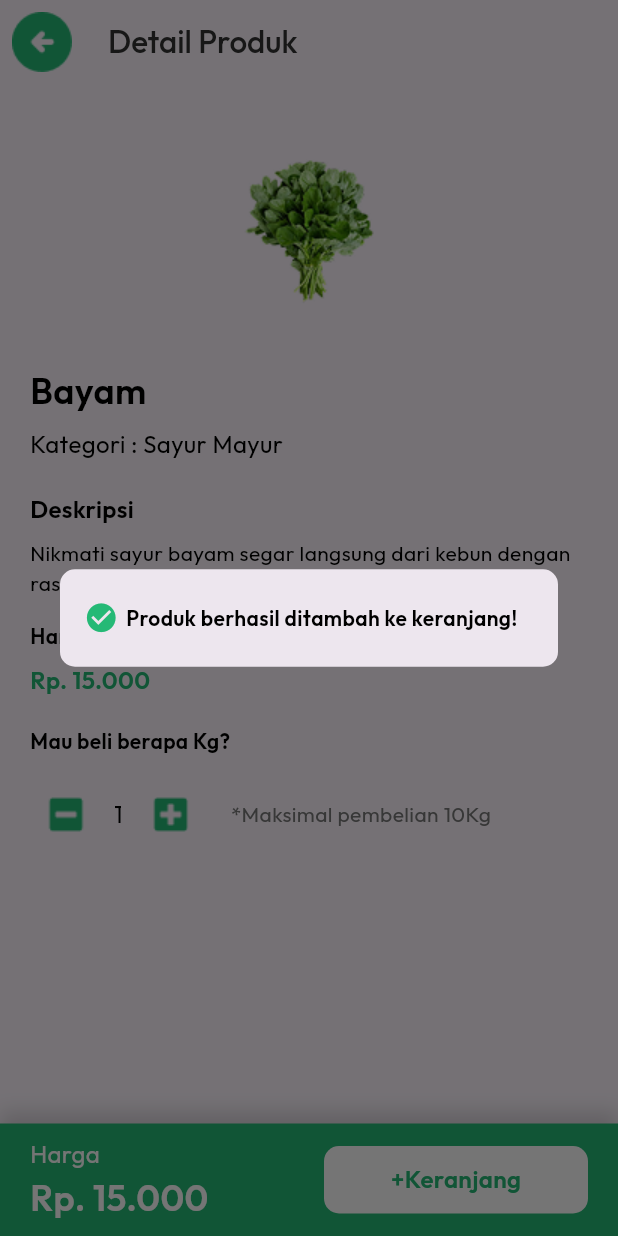
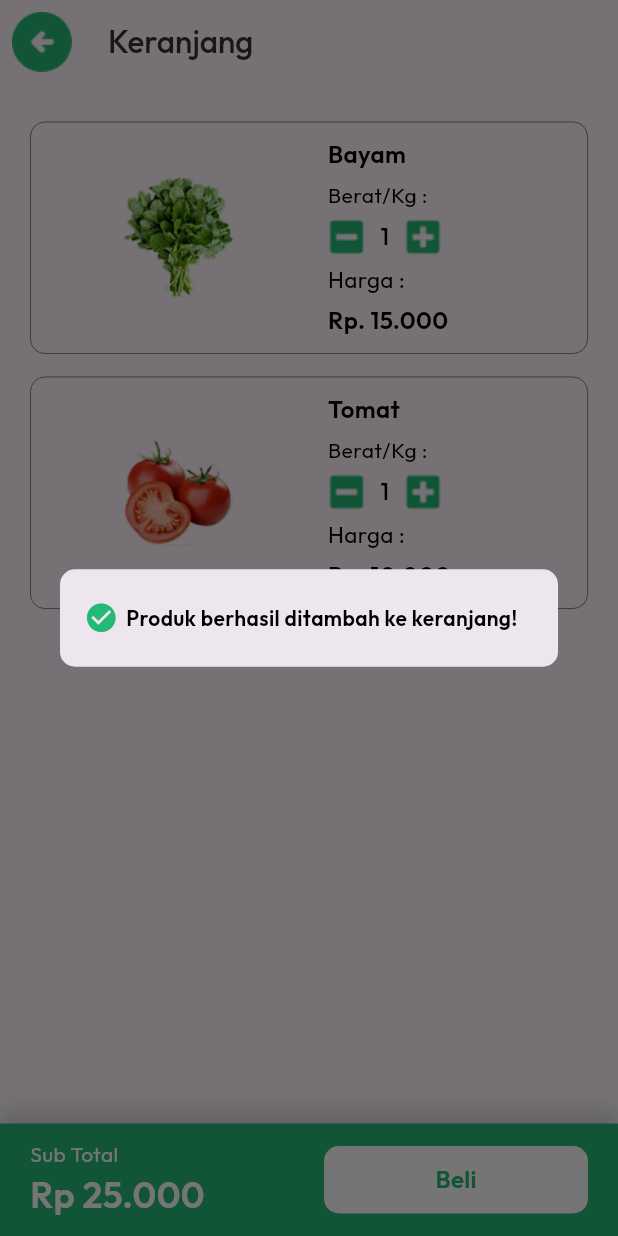
Before and after one commit to oydnn/sygara_app, a Flutter app: the DetailPage screen opened directly, after a tap on "+Keranjang", on a phone screen of 412 x 824 dp. Run offline on Flutter 3.47's test engine with Material 3 defaults, Android fonts, the phone set to English and light mode, and no system bars; our stand-ins replace google_fonts.

Commit message:
menambahkan halaman cart dan sukses

```diff
--- a/lib/main.dart
+++ b/lib/main.dart
@@ -1,9 +1,11 @@
 import 'package:flutter/material.dart';
+import 'package:sygara_app/screens/Cart/cart_page.dart';
 import 'package:sygara_app/screens/Home/category_buah.dart';
 import 'package:sygara_app/screens/Home/category_sayur.dart';
 import 'package:sygara_app/screens/Home/detail_page.dart';
 import 'package:sygara_app/screens/Home/home_screen.dart';
 import 'package:sygara_app/screens/Home/notifikasi_page.dart';
+import 'package:sygara_app/screens/Home/succes_page.dart';
 import 'package:sygara_app/screens/Home/widgets/search_bar.dart';
 import 'package:sygara_app/screens/login_page.dart';
 import 'package:sygara_app/screens/register_page.dart';
@@ -40,7 +42,7 @@
         // tested with just a hot reload.
         colorScheme: ColorScheme.fromSeed(seedColor: Colors.deepPurple),
       ),
-      home: DetailPage(),
+      home: SuccesPage(),
     );
   }
 }
--- /dev/null
+++ b/lib/screens/Cart/cart_page.dart
@@ -0,0 +1,104 @@
+import 'package:flutter/material.dart';
+import 'package:sygara_app/themes/themes.dart';
+import 'package:sygara_app/widgets/card_widget.dart';
+
+class CartPage extends StatelessWidget {
+  const CartPage({super.key});
+
+  @override
+  Widget build(BuildContext context) {
+    return Scaffold(
+      appBar: AppBar(
+        leading: IconButton(
+          onPressed: () {
+            Navigator.pop(context);
+          },
+          icon: Image.asset(
+            'assets/icon/ic-arrow-back.png',
+            width: 40,
+            height: 40,
+          ),
+        ),
+        title: Text('Keranjang', style: greyTextStyle),
+      ),
+      body: Padding(
+        padding: EdgeInsets.only(top: 25, left: 20, right: 20),
+        child: ListView(
+          children: [
+            CardWidget(
+              imageUrl: 'assets/img-bayam.png',
+              nama: 'Bayam',
+              totalHarga: 'Rp. 15.000',
+            ),
+            SizedBox(height: 15),
+            CardWidget(
+              imageUrl: 'assets/img-tomat.png',
+              nama: 'Tomat',
+              totalHarga: 'Rp. 10.000',
+            ),
+          ],
+        ),
+      ),
+      bottomNavigationBar: Container(
+        height: 75,
+        width: double.infinity,
+        decoration: BoxDecoration(
+          color: primaryColor,
+          boxShadow: [
+            BoxShadow(
+              color: blackColor.withAlpha((0.15 * 255).toInt()),
+              offset: Offset(0, -8),
+              blurRadius: 10,
+              spreadRadius: 0,
+            ),
+          ],
+        ),
+        child: Padding(
+          padding: const EdgeInsets.symmetric(horizontal: 20),
+          child: Row(
+            mainAxisAlignment: MainAxisAlignment.spaceBetween,
+            children: [
+              Column(
+                mainAxisSize: MainAxisSize.min,
+                crossAxisAlignment: CrossAxisAlignment.start,
+                children: [
+                  Text(
+                    'Sub Total',
+                    style: whiteTextStyle.copyWith(
+                      fontSize: 14,
+                      fontWeight: FontWeight.w400,
+                    ),
+                  ),
+                  Text(
+                    'Rp 25.000',
+                    style: whiteTextStyle.copyWith(
+                      fontSize: 24,
+                      fontWeight: FontWeight.w600,
+                    ),
+                  ),
+                ],
+              ),
+              Container(
+                width: 176,
+                height: 45,
+                decoration: BoxDecoration(
+                  color: whiteColor,
+                  borderRadius: BorderRadius.circular(10),
+                ),
+                child: Center(
+                  child: Text(
+                    'Beli',
+                    style: primaryTextStyle.copyWith(
+                      fontSize: 16,
+                      fontWeight: FontWeight.w600,
+                    ),
+                  ),
+                ),
+              ),
+            ],
+          ),
+        ),
+      ),
+    );
+  }
+}
--- a/lib/screens/Home/detail_page.dart
+++ b/lib/screens/Home/detail_page.dart
@@ -1,4 +1,5 @@
 import 'package:flutter/material.dart';
+import 'package:sygara_app/screens/Cart/cart_page.dart';
 import 'package:sygara_app/themes/themes.dart';
 
 class DetailPage extends StatefulWidget {
@@ -31,7 +32,9 @@
     return Scaffold(
       appBar: AppBar(
         leading: IconButton(
-          onPressed: () {},
+          onPressed: () {
+            Navigator.pop(context);
+          },
           icon: Image.asset(
             'assets/icon/ic-arrow-back.png',
             width: 40,
@@ -165,6 +168,7 @@
             ),
             InkWell(
               onTap: (){
+                Navigator.push(context, MaterialPageRoute(builder: (context) => CartPage()));
                 showDialog(
                   context: context,
                   builder: (BuildContext context){
--- /dev/null
+++ b/lib/widgets/card_widget.dart
@@ -0,0 +1,121 @@
+import 'package:flutter/material.dart';
+import 'package:sygara_app/themes/themes.dart';
+
+class CardWidget extends StatefulWidget {
+  final String imageUrl;
+  final String nama;
+  final String totalHarga;
+  const CardWidget({
+    super.key,
+    required this.imageUrl,
+    required this.nama,
+    required this.totalHarga,
+  });
+
+  @override
+  State<CardWidget> createState() => _CardWidgetState();
+}
+
+class _CardWidgetState extends State<CardWidget> {
+  int quantity = 1;
+  void increment() {
+    if (quantity < 10) {
+      setState(() {
+        quantity++;
+      });
+    }
+  }
+
+  void decrement() {
+    if (quantity > 1) {
+      setState(() {
+        quantity--;
+      });
+    }
+  }
+
+  @override
+  Widget build(BuildContext context) {
+    return Container(
+      width: 372,
+      height: 155,
+      padding: EdgeInsets.all(10),
+      decoration: BoxDecoration(
+        borderRadius: BorderRadius.circular(10),
+        border: Border.all(color: secondaryColor, width: 0.6),
+      ),
+      child: Row(
+        children: [
+          Image.asset(widget.imageUrl, width: 176, height: 155),
+          SizedBox(width: 12),
+          Column(
+            crossAxisAlignment: CrossAxisAlignment.start,
+            mainAxisAlignment: MainAxisAlignment.spaceBetween,
+            children: [
+              Text(
+                widget.nama,
+                style: blackTextStyle.copyWith(
+                  fontSize: 16,
+                  fontWeight: FontWeight.w600,
+                ),
+              ),
+              Text(
+                'Berat/Kg :',
+                style: blackTextStyle.copyWith(
+                  fontSize: 14,
+                  fontWeight: FontWeight.w400,
+                ),
+              ),
+              Row(
+                children: [
+                  SizedBox(
+                    width: 25,
+                    height: 25,
+                    child: IconButton(
+                      padding: EdgeInsets.zero,
+                      onPressed: decrement,
+                      icon: Image.asset('assets/icon/ic-minus.png',),
+                    ),
+                  ),
+                  Padding(
+                    padding: EdgeInsets.symmetric(horizontal: 10),
+                    child: Text(
+                      quantity.toString(),
+                      style: blackTextStyle.copyWith(
+                        fontSize: 16,
+                        fontWeight: FontWeight.w500,
+                      ),
+                    ),
+                  ),
+                  SizedBox(
+                    width: 25,
+                    height: 25,
+                    child: IconButton(
+                      padding: EdgeInsets.zero,
+                      onPressed: increment,
+                      icon: Image.asset('assets/icon/ic-plus.png'),
+                    ),
+                  ),
+                ],
+              ),
+              Text(
+                'Harga :',
+                style: blackTextStyle.copyWith(
+                  fontSize: 15,
+                  fontWeight: FontWeight.w400,
+                ),
+              ),
+              Text(
+                widget.totalHarga,
+                style: blackTextStyle.copyWith(
+                  fontSize: 16,
+                  fontWeight: FontWeight.w600,
+                ),
+              ),
+            ],
+          ),
+        ],
+      ),
+    );
+  }
+}
```
Also changed, not shown: lib/screens/Home/succes_page.dart (added, +88 -0 lines), lib/widgets/product_widget.dart (+7 -1 lines).
